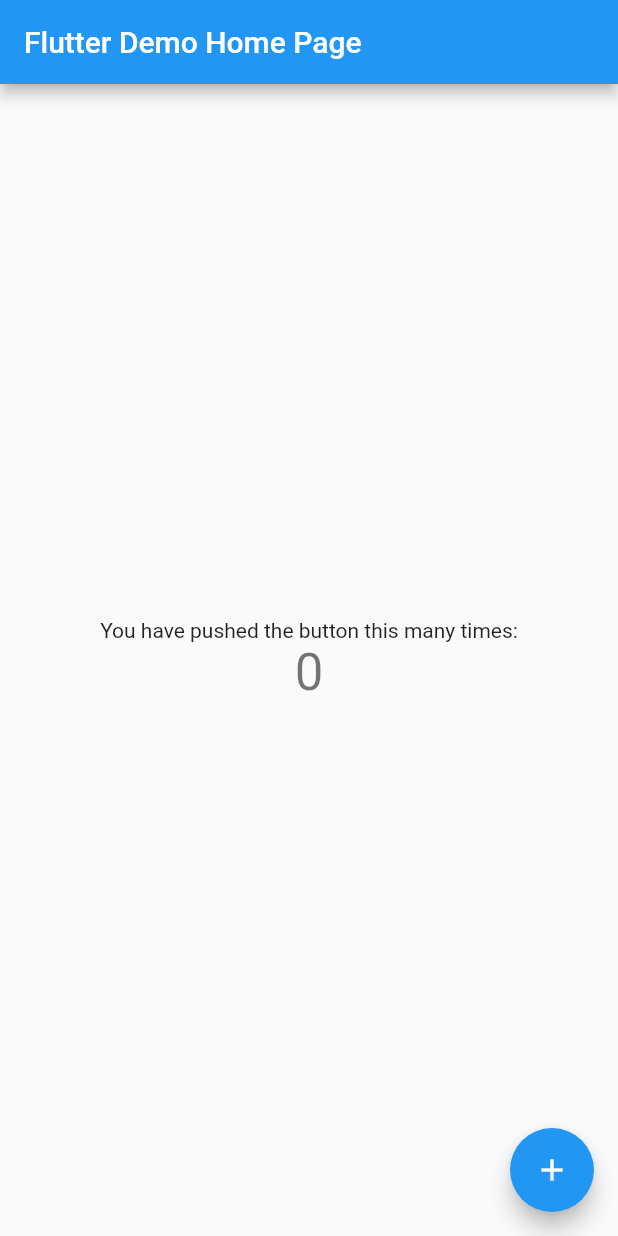
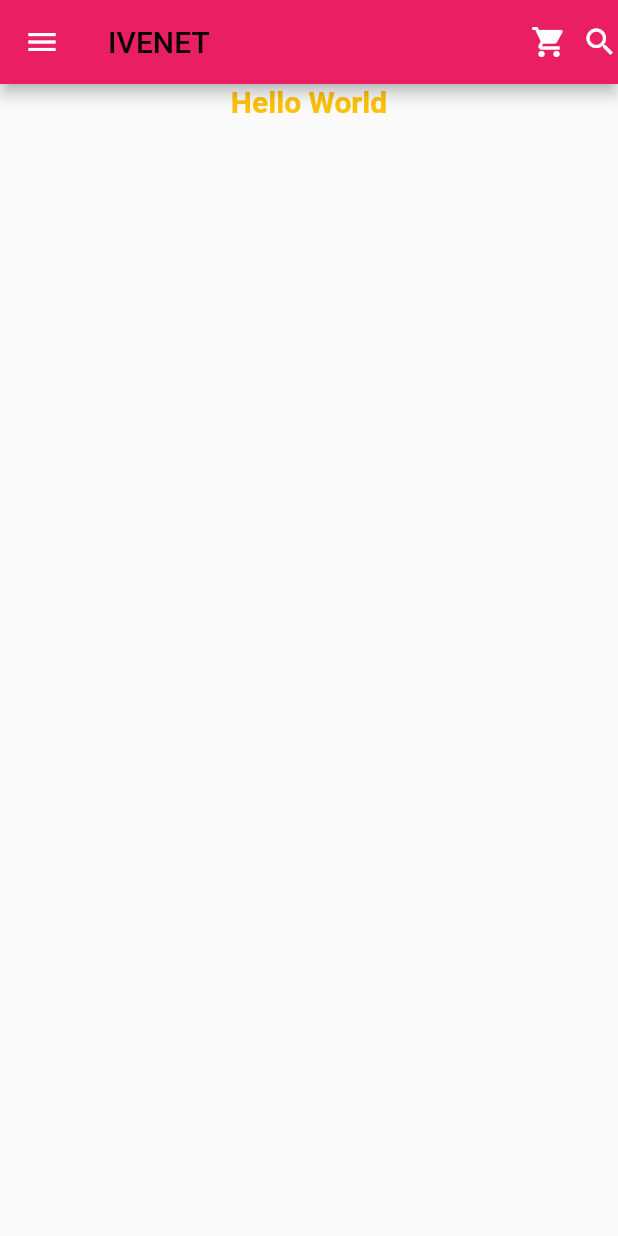
Before and after one commit to leehyungjun1/first-flutter, a Flutter app: the screen it shows after launch, on a phone screen of 412 x 824 dp. Run offline on Flutter 3.47's test engine with Material 2 defaults, Android fonts, the phone set to English and light mode, and no system bars.

Commit message:
add appbar

```diff
--- a/lib/main.dart
+++ b/lib/main.dart
@@ -1,115 +1,59 @@
 import 'package:flutter/material.dart';
 
-void main() {
-  runApp(const MyApp());
-}
+void main() => runApp(const MyApp());
 
 class MyApp extends StatelessWidget {
   const MyApp({Key? key}) : super(key: key);
 
-  // This widget is the root of your application.
   @override
   Widget build(BuildContext context) {
     return MaterialApp(
-      title: 'Flutter Demo',
+      debugShowCheckedModeBanner: false,
+      title: 'First App',
       theme: ThemeData(
-        // This is the theme of your application.
-        //
-        // Try running your application with "flutter run". You'll see the
-        // application has a blue toolbar. Then, without quitting the app, try
-        // changing the primarySwatch below to Colors.green and then invoke
-        // "hot reload" (press "r" in the console where you ran "flutter run",
-        // or simply save your changes to "hot reload" in a Flutter IDE).
-        // Notice that the counter didn't reset back to zero; the application
-        // is not restarted.
-        primarySwatch: Colors.blue,
+        primarySwatch: Colors.pink,
       ),
-      home: const MyHomePage(title: 'Flutter Demo Home Page'),
+      home: MyHome(),
     );
   }
 }
 
-class MyHomePage extends StatefulWidget {
-  const MyHomePage({Key? key, required this.title}) : super(key: key);
-
-  // This widget is the home page of your application. It is stateful, meaning
-  // that it has a State object (defined below) that contains fields that affect
-  // how it looks.
-
-  // This class is the configuration for the state. It holds the values (in this
-  // case the title) provided by the parent (in this case the App widget) and
-  // used by the build method of the State. Fields in a Widget subclass are
-  // always marked "final".
-
-  final String title;
-
-  @override
-  State<MyHomePage> createState() => _MyHomePageState();
-}
-
-class _MyHomePageState extends State<MyHomePage> {
-  int _counter = 0;
-
-  void _incrementCounter() {
-    setState(() {
-      // This call to setState tells the Flutter framework that something has
-      // changed in this State, which causes it to rerun the build method below
-      // so that the display can reflect the updated values. If we changed
-      // _counter without calling setState(), then the build method would not be
-      // called again, and so nothing would appear to happen.
-      _counter++;
-    });
-  }
+class MyHome extends StatelessWidget {
+  const MyHome({Key? key}) : super(key: key);
 
   @override
   Widget build(BuildContext context) {
-    // This method is rerun every time setState is called, for instance as done
-    // by the _incrementCounter method above.
-    //
-    // The Flutter framework has been optimized to make rerunning build methods
-    // fast, so that you can just rebuild anything that needs updating rather
-    // than having to individually change instances of widgets.
     return Scaffold(
       appBar: AppBar(
-        // Here we take the value from the MyHomePage object that was created by
-        // the App.build method, and use it to set our appbar title.
-        title: Text(widget.title),
+        title: const Text(
+          'IVENET',
+          style: TextStyle(
+            color: Colors.black,
+            fontSize: 20.0,
+          ),
+        ),
+        actions: [
+          Icon(Icons.shopping_cart),
+          SizedBox(
+            width: 10.0,
+          ),
+          Icon(Icons.search)
+        ],
       ),
       body: Center(
-        // Center is a layout widget. It takes a single child and positions it
-        // in the middle of the parent.
         child: Column(
-          // Column is also a layout widget. It takes a list of children and
-          // arranges them vertically. By default, it sizes itself to fit its
-          // children horizontally, and tries to be as tall as its parent.
-          //
-          // Invoke "debug painting" (press "p" in the console, choose the
-          // "Toggle Debug Paint" action from the Flutter Inspector in Android
-          // Studio, or the "Toggle Debug Paint" command in Visual Studio Code)
-          // to see the wireframe for each widget.
-          //
-          // Column has various properties to control how it sizes itself and
-          // how it positions its children. Here we use mainAxisAlignment to
-          // center the children vertically; the main axis here is the vertical
-          // axis because Columns are vertical (the cross axis would be
-          // horizontal).
-          mainAxisAlignment: MainAxisAlignment.center,
-          children: <Widget>[
-            const Text(
-              'You have pushed the button this many times:',
-            ),
+          children: [
             Text(
-              '$_counter',
-              style: Theme.of(context).textTheme.headline4,
+              'Hello World',
+              style: TextStyle(
+                  color: Colors.amber,
+                  fontSize: 20.0,
+                  fontWeight: FontWeight.bold),
             ),
           ],
         ),
       ),
-      floatingActionButton: FloatingActionButton(
-        onPressed: _incrementCounter,
-        tooltip: 'Increment',
-        child: const Icon(Icons.add),
-      ), // This trailing comma makes auto-formatting nicer for build methods.
+      drawer: Drawer(),
     );
   }
 }
```
